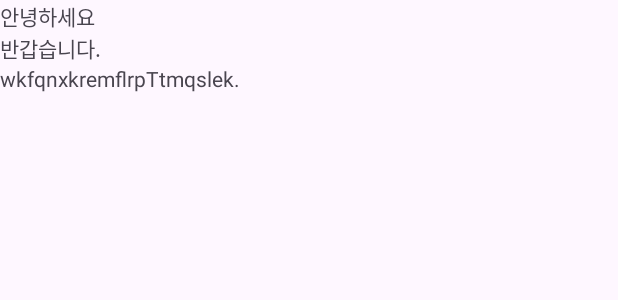
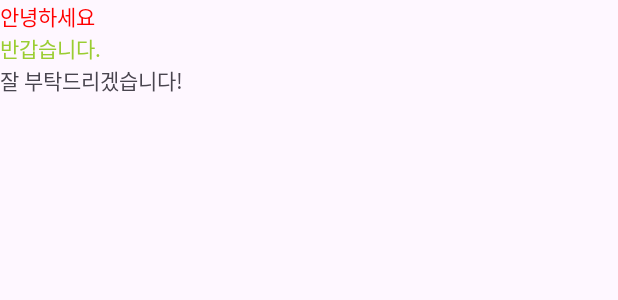
Before and after one commit to rollriera/MyFirstAndroidApp_rollriera, an Android app: the layout activity_main.xml on its own in the app's theme, with its tools: preview values and no code run, on a phone screen of 412 x 824 dp. Shown: the top 300 px of the screen. Run offline under Robolectric (Android 15) with nearby library versions, the phone set to English and light mode, and no system bars.

Commit message:
textColor속성 추가

```diff
--- a/app/src/main/res/layout/activity_main.xml
+++ b/app/src/main/res/layout/activity_main.xml
@@ -14,17 +14,19 @@
         <TextView
             android:layout_width="wrap_content"
             android:layout_height="wrap_content"
-            android:text="안녕하세요"/>
+            android:text="안녕하세요"
+            android:textColor="#FF0000"/>
 
         <TextView
             android:layout_width="wrap_content"
             android:layout_height="wrap_content"
-            android:text="반갑습니다."/>
+            android:text="반갑습니다."
+            android:textColor="#9ACD32"/>
 
         <TextView
             android:layout_width="wrap_content"
             android:layout_height="wrap_content"
-            android:text="wkfqnxkremflrpTtmqslek."/>
+            android:text="잘 부탁드리겠습니다!"/>
 
     </LinearLayout>
 
```
